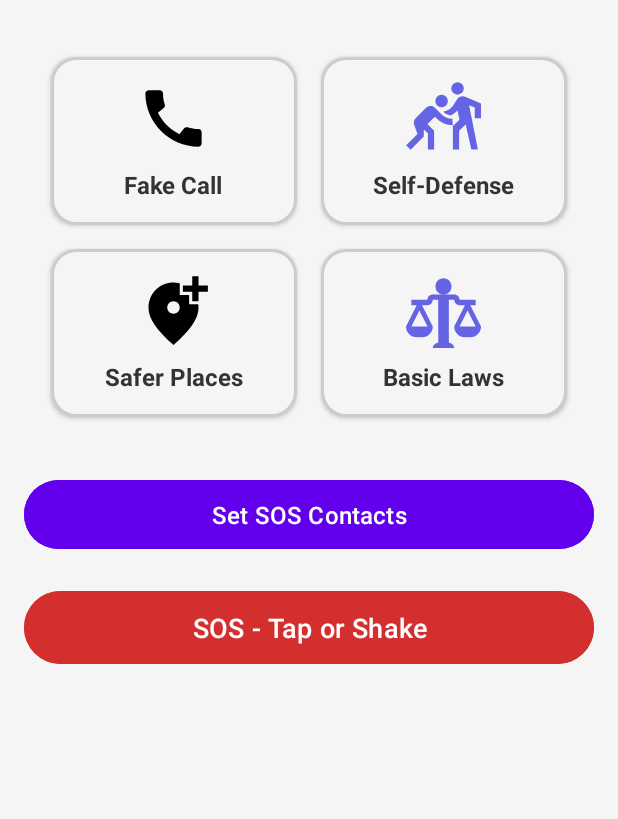
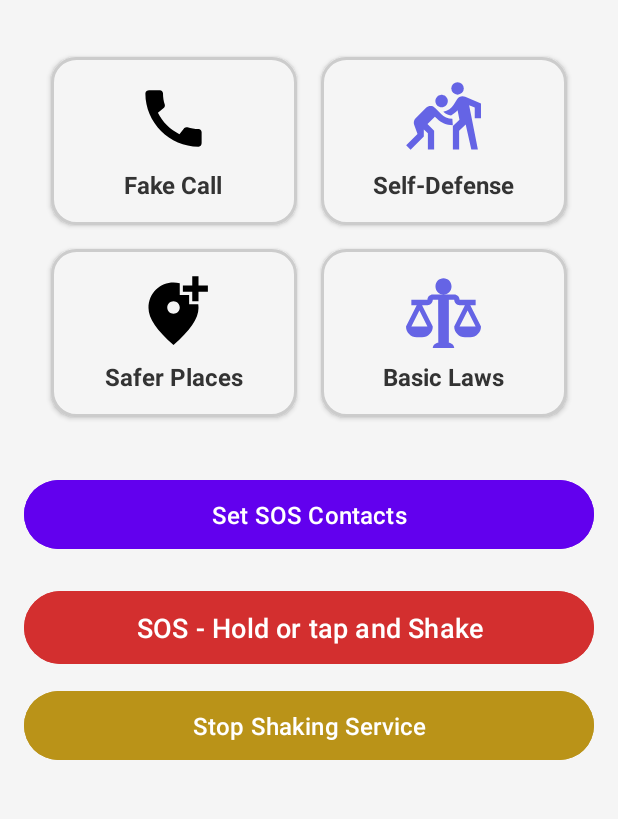
Before and after one commit to MrEinsteinE/SafeHaven, an Android app built with Jetpack Compose: the screen it shows after launch (MainActivity), on a phone screen of 412 x 824 dp, the part 73-892 px from its top. Run offline under Robolectric (Android 15) with nearby library versions, the phone set to English and light mode, and no system bars.

Commit message:
four features with shake added

```diff
--- a/app/src/main/java/com/example/safehaven/MainActivity.java
+++ b/app/src/main/java/com/example/safehaven/MainActivity.java
@@ -5,16 +5,22 @@ import android.content.Context;
 import android.content.Intent;
 import android.content.SharedPreferences;
 import android.content.pm.PackageManager;
+import android.hardware.Sensor;
+import android.hardware.SensorEvent;
+import android.hardware.SensorEventListener;
+import android.hardware.SensorManager;
 import android.location.Location;
 import android.location.LocationListener;
 import android.location.LocationManager;
 import android.os.Bundle;
+import android.os.Handler;
 import android.telephony.SmsManager;
 import android.view.MotionEvent;
 import android.view.View;
 import android.widget.Button;
 import android.widget.LinearLayout;
 import android.widget.Toast;
+
 import androidx.appcompat.app.AppCompatActivity;
 import androidx.core.app.ActivityCompat;
 import androidx.core.content.ContextCompat;
@@ -23,93 +29,79 @@ import java.util.ArrayList;
 import java.util.HashSet;
 import java.util.List;
 
-public class MainActivity extends AppCompatActivity {
+public class MainActivity extends AppCompatActivity implements SensorEventListener {
 
     private static final int SMS_PERMISSION_REQUEST_CODE = 1;
     private static final int LOCATION_PERMISSION_REQUEST_CODE = 2;
+    private static final float SHAKE_THRESHOLD = 12.0f;
+    private static final int TIME_THRESHOLD = 1000;
 
     private SharedPreferences sharedPreferences;
     private LocationManager locationManager;
     private List<String> selectedContacts;
     private Location currentLocation;
 
+    private SensorManager sensorManager;
+    private Sensor accelerometer;
+    private long lastShakeTime = 0;
+    private float lastX, lastY, lastZ;
+
+    private Handler holdHandler = new Handler();
+    private Runnable sendSOSRunnable;
+    private boolean isShakeDetectionActive = false;
+
     @Override
     protected void onCreate(Bundle savedInstanceState) {
         super.onCreate(savedInstanceState);
         setContentView(R.layout.activity_main);
 
-        // Check for SMS and Location permission
+        requestPermissions();
+
+        Button sosButton = findViewById(R.id.sos_button);
+        Button stopShakingButton = findViewById(R.id.stop_shaking_service);
+        Button btnSelectContact = findViewById(R.id.btn_set_sos);
+        LinearLayout basicLaw = findViewById(R.id.four);
+        LinearLayout selfDefense = findViewById(R.id.two);
+        LinearLayout fakeCall = findViewById(R.id.one);
+
+        btnSelectContact.setOnClickListener(v -> startActivity(new Intent(MainActivity.this, SelectContactsActivity.class)));
+        basicLaw.setOnClickListener(v -> startActivity(new Intent(MainActivity.this, LawsActivity.class)));
+        selfDefense.setOnClickListener(v -> startActivity(new Intent(MainActivity.this, DefenseActivity.class)));
+        fakeCall.setOnClickListener(v -> startActivity(new Intent(MainActivity.this, FakeCallActivity.class)));
+
+        // Tap SOS button -> Start Shake Detection
+        sosButton.setOnClickListener(v -> startShakeDetectionService());
+
+        // Long Press on SOS button -> Send SOS
+        sosButton.setOnLongClickListener(v -> {
+            sendSOSMessage();
+            return true;
+        });
+
+        // Stop Shake Detection
+        stopShakingButton.setOnClickListener(v -> stopShakeDetectionService());
+
+        locationManager = (LocationManager) getSystemService(Context.LOCATION_SERVICE);
+        if (ContextCompat.checkSelfPermission(this, Manifest.permission.ACCESS_FINE_LOCATION) == PackageManager.PERMISSION_GRANTED) {
+            locationManager.requestLocationUpdates(LocationManager.GPS_PROVIDER, 0, 0, locationListener);
+        }
+
+        sensorManager = (SensorManager) getSystemService(Context.SENSOR_SERVICE);
+        if (sensorManager != null) {
+            accelerometer = sensorManager.getDefaultSensor(Sensor.TYPE_ACCELEROMETER);
+        }
+    }
+
+    private void requestPermissions() {
         if (ContextCompat.checkSelfPermission(this, Manifest.permission.SEND_SMS) != PackageManager.PERMISSION_GRANTED) {
             ActivityCompat.requestPermissions(this, new String[]{Manifest.permission.SEND_SMS}, SMS_PERMISSION_REQUEST_CODE);
         }
-
         if (ContextCompat.checkSelfPermission(this, Manifest.permission.ACCESS_FINE_LOCATION) != PackageManager.PERMISSION_GRANTED) {
             ActivityCompat.requestPermissions(this, new String[]{Manifest.permission.ACCESS_FINE_LOCATION}, LOCATION_PERMISSION_REQUEST_CODE);
         }
-
-        // SOS button click event
-        Button sosButton = findViewById(R.id.sos_button);
-        Button btnSelectContact = findViewById(R.id.btn_set_sos);
-        btnSelectContact.setOnClickListener(new View.OnClickListener() {
-            @Override
-            public void onClick(View v) {
-                // Create an Intent to start the new activity
-                Intent intent = new Intent(MainActivity.this, SelectContactsActivity.class);
-                startActivity(intent);
-            }
-        });
-        LinearLayout basicLaw = findViewById(R.id.four);
-        basicLaw.setOnClickListener(new View.OnClickListener() {
-            @Override
-            public void onClick(View v) {
-                Intent intent = new Intent(MainActivity.this, LawsActivity.class);
-                startActivity(intent);
-            }
-        });
-
-        LinearLayout selfDefense = findViewById(R.id.two);
-        selfDefense.setOnClickListener(new View.OnClickListener() {
-            @Override
-            public void onClick(View v) {
-                Intent intent = new Intent(MainActivity.this, DefenseActivity.class);
-                startActivity(intent);
-            }
-        });
-
-        LinearLayout fake_call = findViewById(R.id.one);
-        fake_call.setOnClickListener(new View.OnClickListener() {
-            @Override
-            public void onClick(View v) {
-                Intent intent = new Intent(MainActivity.this, FakeCallActivity.class);
-                startActivity(intent);
-            }
-        });
-
-        sosButton.setOnClickListener(new View.OnClickListener() {
-            @Override
-            public void onClick(View v) {
-                sendSOSMessage();
-            }
-        });
-
-        // Shake detection (Using MotionEvent for simplicity)
-        findViewById(R.id.sos_button).setOnTouchListener(new View.OnTouchListener() {
-            @Override
-            public boolean onTouch(View v, MotionEvent event) {
-                if (event.getAction() == MotionEvent.ACTION_DOWN) {
-                    sendSOSMessage();
-                }
-                return false;
-            }
-        });
-
-        // Initialize LocationManager and get current location
-        locationManager = (LocationManager) getSystemService(Context.LOCATION_SERVICE);
-        locationManager.requestLocationUpdates(LocationManager.GPS_PROVIDER, 0, 0, locationListener);
     }
 
-    // LocationListener to get the current location
-    private LocationListener locationListener = new LocationListener() {
+    private final LocationListener locationListener = new LocationListener() {
         @Override
         public void onLocationChanged(Location location) {
             currentLocation = location;
@@ -125,62 +117,81 @@ public class MainActivity extends AppCompatActivity {
         public void onProviderDisabled(String provider) {}
     };
 
-    // Method to send SMS to emergency contact with current location
     public void sendSOSMessage() {
-        // Ensure location is available
+        sharedPreferences = getSharedPreferences("SafeHavenContacts", Context.MODE_PRIVATE);
+        selectedContacts = new ArrayList<>(sharedPreferences.getStringSet("sos_contacts", new HashSet<>()));
+
+        if (selectedContacts.isEmpty()) {
+            Toast.makeText(this, "No SOS contacts selected. Please set emergency contacts.", Toast.LENGTH_SHORT).show();
+            return;
+        }
+
         if (currentLocation != null) {
-            sharedPreferences = getSharedPreferences("SafeHavenContacts", Context.MODE_PRIVATE);
-            selectedContacts = new ArrayList<>(sharedPreferences.getStringSet("sos_contacts", new HashSet<>()));
             double latitude = currentLocation.getLatitude();
             double longitude = currentLocation.getLongitude();
-            String message = "SOS: I need help! My current location is: " +
-                    "http://maps.google.com/?q=" + latitude + "," + longitude;
+            String message = "SOS: I am in trouble, I need help! My location: http://maps.google.com/?q=" + latitude + "," + longitude;
 
-            // Check if SMS permission is granted
             if (ContextCompat.checkSelfPermission(this, Manifest.permission.SEND_SMS) == PackageManager.PERMISSION_GRANTED) {
                 SmsManager smsManager = SmsManager.getDefault();
                 try {
-                    for(String contact : selectedContacts) {
+                    for (String contact : selectedContacts) {
                         smsManager.sendTextMessage(contact, null, message, null, null);
                     }
-                    Toast.makeText(this, "SOS message sent with location!", Toast.LENGTH_SHORT).show();
+                    Toast.makeText(this, "SOS message sent to selected contacts", Toast.LENGTH_SHORT).show();
                 } catch (Exception e) {
                     Toast.makeText(this, "Failed to send message!", Toast.LENGTH_SHORT).show();
-                    e.printStackTrace();
                 }
             } else {
                 Toast.makeText(this, "Permission not granted to send SMS.", Toast.LENGTH_SHORT).show();
             }
         } else {
-            Toast.makeText(this, "Current location not available. Try again later.", Toast.LENGTH_SHORT).show();
+            Toast.makeText(this, "Location not available. Try again.", Toast.LENGTH_SHORT).show();
         }
     }
 
-    // Handle permission results for sending SMS and location access
-    @Override
-    public void onRequestPermissionsResult(int requestCode, String[] permissions, int[] grantResults) {
-        super.onRequestPermissionsResult(requestCode, permissions, grantResults);
-        if (requestCode == SMS_PERMISSION_REQUEST_CODE) {
-            if (grantResults.length > 0 && grantResults[0] != PackageManager.PERMISSION_GRANTED) {
-                Toast.makeText(this, "Permission denied to send SMS", Toast.LENGTH_SHORT).show();
+    private void startShakeDetectionService() {
+        if (!isShakeDetectionActive) {
+            isShakeDetectionActive = true;
+            if (accelerometer != null) {
+                sensorManager.registerListener(this, accelerometer, SensorManager.SENSOR_DELAY_UI);
             }
-        } else if (requestCode == LOCATION_PERMISSION_REQUEST_CODE) {
-            if (grantResults.length > 0 && grantResults[0] != PackageManager.PERMISSION_GRANTED) {
-                Toast.makeText(this, "Permission denied to access location", Toast.LENGTH_SHORT).show();
-            } else {
-                // Request the last known location if permission is granted
-                if (ContextCompat.checkSelfPermission(this, Manifest.permission.ACCESS_FINE_LOCATION) == PackageManager.PERMISSION_GRANTED) {
-                    locationManager.requestSingleUpdate(LocationManager.GPS_PROVIDER, locationListener, null);
-                }
-            }
+            Toast.makeText(this, "Shake detection started", Toast.LENGTH_SHORT).show();
+        }
+    }
+
+    private void stopShakeDetectionService() {
+        if (isShakeDetectionActive) {
+            isShakeDetectionActive = false;
+            sensorManager.unregisterListener(this);
+            Toast.makeText(this, "Shake detection stopped", Toast.LENGTH_SHORT).show();
         }
     }
 
     @Override
-    protected void onDestroy() {
-        super.onDestroy();
-        if (locationManager != null) {
-            locationManager.removeUpdates(locationListener);
+    public void onSensorChanged(SensorEvent event) {
+        if (isShakeDetectionActive && event.sensor.getType() == Sensor.TYPE_ACCELEROMETER) {
+            float x = event.values[0];
+            float y = event.values[1];
+            float z = event.values[2];
+
+            float deltaX = Math.abs(x - lastX);
+            float deltaY = Math.abs(y - lastY);
+            float deltaZ = Math.abs(z - lastZ);
+
+            if (deltaX > SHAKE_THRESHOLD || deltaY > SHAKE_THRESHOLD || deltaZ > SHAKE_THRESHOLD) {
+                long currentTime = System.currentTimeMillis();
+                if ((currentTime - lastShakeTime) > TIME_THRESHOLD) {
+                    lastShakeTime = currentTime;
+                    sendSOSMessage();
+                }
+            }
+
+            lastX = x;
+            lastY = y;
+            lastZ = z;
         }
     }
+
+    @Override
+    public void onAccuracyChanged(Sensor sensor, int accuracy) {}
 }
--- a/app/src/main/res/layout/activity_main.xml
+++ b/app/src/main/res/layout/activity_main.xml
@@ -174,11 +174,23 @@
         android:id="@+id/sos_button"
         android:layout_width="match_parent"
         android:layout_height="wrap_content"
-        android:text="SOS - Tap or Shake"
+        android:text="SOS - Hold or tap and Shake"
         android:textSize="18sp"
         android:backgroundTint="@color/red"
         android:textColor="@android:color/white"
         android:layout_marginTop="10dp"
         android:padding="12dp"/>
+    <!-- Stop Shaking Service Button -->
+    <Button
+        android:id="@+id/stop_shaking_service"
+        android:layout_width="match_parent"
+        android:layout_height="wrap_content"
+        android:layout_marginTop="10dp"
+        android:backgroundTint="@color/yellow"
+        android:padding="12dp"
+        android:text="Stop Shaking Service"
+        android:textColor="@android:color/white"
+        android:textSize="16sp" />
+
 
 </LinearLayout>
--- a/app/src/main/res/values/colors.xml
+++ b/app/src/main/res/values/colors.xml
@@ -9,7 +9,9 @@
     <color name="black">#000000</color>
     <color name="white">#FFFFFF</color>
     <color name="purple_200">#BB86FC</color>
-    <color name="red">#D32F2F</color> <!-- SOS Button -->
+    <color name="red">#D32F2F</color>
+    <color name="yellow">#BA9318</color>
+
 </resources>
 
 <!--<resources>-->
```
